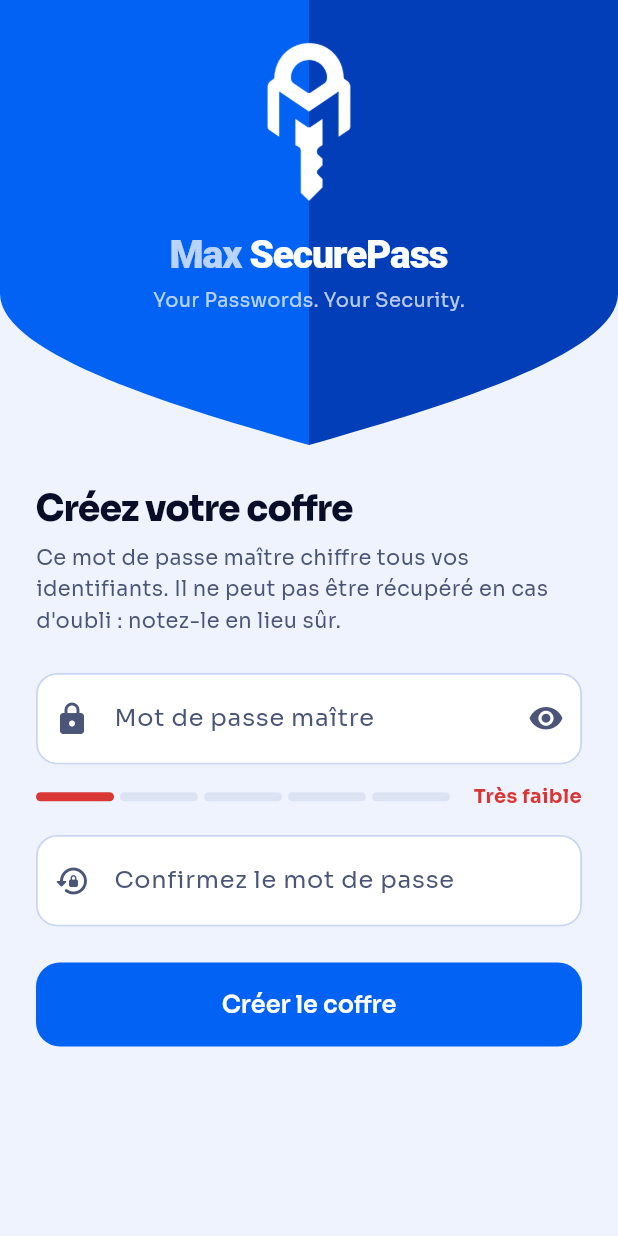
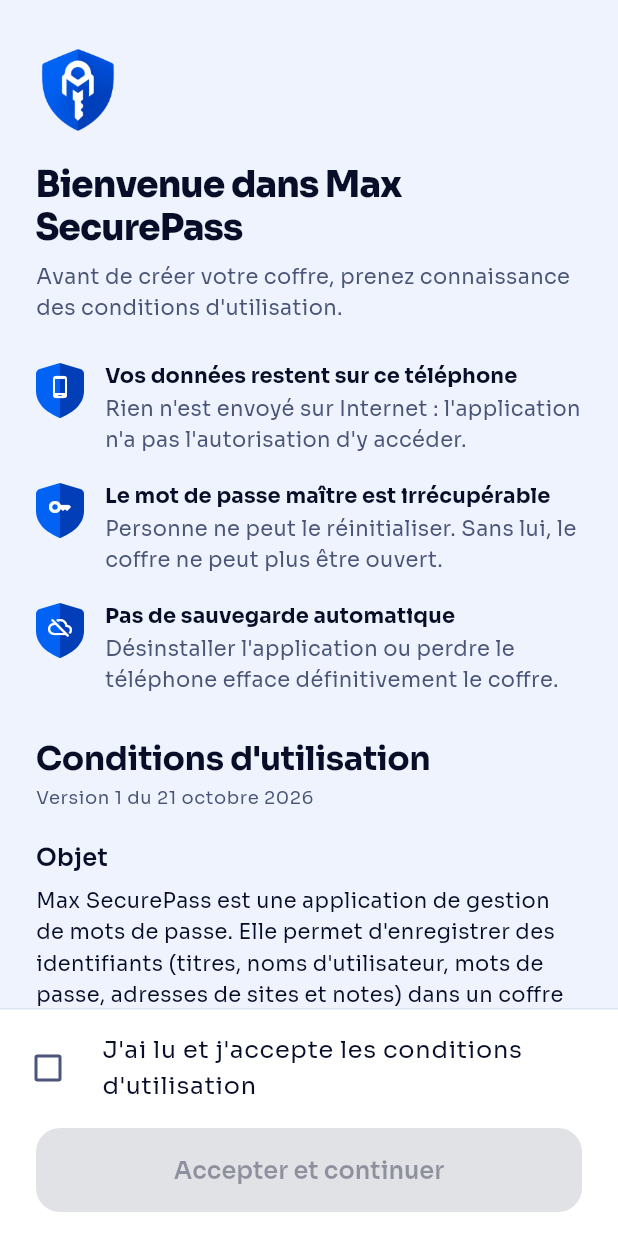
Before and after one commit to marcelalle-dev/Max_secure_pass, a Flutter app: the screen it shows after launch, on a phone screen of 412 x 824 dp. Run offline on Flutter 3.47's test engine with Material 3 defaults, Android fonts, the phone set to English and light mode, and no system bars; our stand-ins replace flutter_secure_storage, local_auth, package_info_plus; missing offline and left inert: cryptography.

Commit message:
Ajoute l'acceptation des conditions d'utilisation et la page À propos
- Au premier lancement, et à chaque nouvelle version des conditions,
  l'utilisateur doit cocher « J'ai lu et j'accepte » avant de
  continuer ; l'acceptation (version et date) est mémorisée.
- Conditions rédigées pour l'application : données locales, mot de
  passe maître irrécupérable, pas de sauvegarde, empreinte, garantie.
- Page À propos : version, protections en place, conditions (avec la
  date d'acceptation) et licences des logiciels libres ; accessible
  depuis le menu et l'écran de verrouillage.
- Android : sauvegarde automatique et transfert entre appareils
  désactivés, conformément aux conditions.

Co-Authored-By: Claude Opus 5.5 <noreply@anthropic.com>
Claude-Session: https://claude.ai/code/session_01WwmrorGo1xDQwsTtXq7VPc

```diff
--- /dev/null
+++ b/lib/legal/terms.dart
@@ -0,0 +1,113 @@
+/// Conditions d'utilisation de Max SecurePass.
+///
+/// Incrémenter [termsVersion] à chaque modification de fond : les
+/// utilisateurs devront accepter la nouvelle version au démarrage suivant.
+library;
+
+import 'package:flutter/material.dart' show IconData, Icons;
+
+const termsVersion = 1;
+
+/// Date d'entrée en vigueur de [termsVersion].
+final termsDate = DateTime(2026, 10, 21);
+
+class TermsSection {
+  const TermsSection(this.title, this.body);
+
+  final String title;
+  final String body;
+}
+
+/// Les points essentiels, résumés en tête de l'écran d'acceptation.
+const termsHighlights = <(IconData, String, String)>[
+  (
+    Icons.phone_android_rounded,
+    'Vos données restent sur ce téléphone',
+    'Rien n\'est envoyé sur Internet : l\'application n\'a pas l\'autorisation d\'y accéder.',
+  ),
+  (
+    Icons.key_rounded,
+    'Le mot de passe maître est irrécupérable',
+    'Personne ne peut le réinitialiser. Sans lui, le coffre ne peut plus être ouvert.',
+  ),
+  (
+    Icons.cloud_off_rounded,
+    'Pas de sauvegarde automatique',
+    'Désinstaller l\'application ou perdre le téléphone efface définitivement le coffre.',
+  ),
+];
+
+const termsSections = [
+  TermsSection(
+    'Objet',
+    'Max SecurePass est une application de gestion de mots de passe. Elle permet d\'enregistrer '
+        'des identifiants (titres, noms d\'utilisateur, mots de passe, adresses de sites et notes) '
+        'dans un coffre chiffré, et de générer des mots de passe. Les présentes conditions '
+        'encadrent son utilisation. En les acceptant, vous vous engagez à les respecter.',
+  ),
+  TermsSection(
+    'Vos données',
+    'Le coffre est enregistré uniquement dans l\'espace privé de l\'application, sur ce '
+        'téléphone. Il est chiffré avec AES-256-GCM ; la clé est dérivée de votre mot de passe '
+        'maître (PBKDF2-HMAC-SHA256, 600 000 itérations). L\'application ne collecte, ne '
+        'transmet et ne partage aucune donnée : elle ne dispose pas de l\'autorisation d\'accès '
+        'à Internet, ne contient ni publicité ni outil de mesure d\'audience, et ne crée aucun '
+        'compte. La sauvegarde automatique d\'Android est désactivée pour l\'application.',
+  ),
+  TermsSection(
+    'Mot de passe maître',
+    'Vous choisissez votre mot de passe maître et vous êtes seul à le connaître : il n\'est '
+        'enregistré nulle part. Il ne peut être ni récupéré ni réinitialisé. En cas d\'oubli, '
+        'le contenu du coffre est définitivement inaccessible. Choisissez un mot de passe '
+        'robuste, que vous n\'utilisez nulle part ailleurs, et conservez-le en lieu sûr.',
+  ),
+  TermsSection(
+    'Déverrouillage par empreinte ou code',
+    'Si vous l\'activez, la clé du coffre est confiée au système de sécurité de votre '
+        'téléphone (Keystore Android), qui ne la rend utilisable qu\'après votre empreinte ou '
+        'le code du téléphone. Toute personne connaissant ce code ou dont l\'empreinte est '
+        'enregistrée sur le téléphone pourra alors ouvrir le coffre. Vous pouvez désactiver '
+        'cette option à tout moment ; le mot de passe maître reste toujours utilisable.',
+  ),
+  TermsSection(
+    'Conservation et perte des données',
+    'L\'application ne propose ni synchronisation ni sauvegarde. La désinstallation de '
+        'l\'application, l\'effacement de ses données, la réinitialisation, la perte ou la '
+        'panne du téléphone entraînent la perte définitive du coffre. Il vous appartient de '
+        'conserver par vos propres moyens une copie des informations indispensables.',
+  ),
+  TermsSection(
+    'Utilisation responsable',
+    'Vous vous engagez à utiliser l\'application pour gérer vos propres identifiants, ou '
+        'ceux que vous êtes autorisé à détenir, dans le respect des lois applicables. '
+        'Gardez votre téléphone à jour et protégé par un verrouillage d\'écran.',
+  ),
+  TermsSection(
+    'Garantie et responsabilité',
+    'L\'application est fournie « en l\'état », sans garantie d\'aucune sorte, notamment '
+        'quant à l\'absence d\'erreurs ou à son adéquation à un usage particulier. Dans les '
+        'limites permises par la loi, l\'éditeur ne pourra être tenu responsable des '
+        'dommages résultant de son utilisation, en particulier de la perte de données ou de '
+        'l\'oubli du mot de passe maître.',
+  ),
+  TermsSection(
+    'Logiciels libres',
+    'L\'application intègre des composants libres, dont les polices Sora et JetBrains Mono '
+        '(licence SIL Open Font License 1.1). La liste complète et le texte des licences sont '
+        'consultables depuis la page « À propos ».',
+  ),
+  TermsSection(
+    'Modification des conditions',
+    'Ces conditions peuvent évoluer. En cas de modification, la nouvelle version vous sera '
+        'présentée au démarrage de l\'application et devra être acceptée pour continuer à '
+        'l\'utiliser.',
+  ),
+];
+
+const _months = [
+  'janvier', 'février', 'mars', 'avril', 'mai', 'juin', //
+  'juillet', 'août', 'septembre', 'octobre', 'novembre', 'décembre',
+];
+
+/// « 21 octobre 2026 ».
+String formatFrenchDate(DateTime date) => '${date.day} ${_months[date.month - 1]} ${date.year}';
--- a/lib/main.dart
+++ b/lib/main.dart
@@ -3,8 +3,10 @@ import 'package:flutter/material.dart';
 import 'package:flutter/services.dart';
 
 import 'screens/lock_screen.dart';
+import 'screens/terms_screen.dart';
 import 'screens/vault_screen.dart';
 import 'services/device_unlock.dart';
+import 'services/terms_service.dart';
 import 'services/vault_service.dart';
 import 'services/vault_storage.dart';
 import 'theme/app_theme.dart';
@@ -14,7 +16,8 @@ void main() {
   LicenseRegistry.addLicense(_fontLicenses);
   final vault = VaultService(storage: FileVaultStorage(), deviceUnlock: KeystoreDeviceUnlock())
     ..init();
-  runApp(MaxSecurePassApp(vault: vault));
+  final terms = TermsService(FileTermsStore())..load();
+  runApp(MaxSecurePassApp(vault: vault, terms: terms));
 }
 
 Stream<LicenseEntry> _fontLicenses() async* {
@@ -25,9 +28,10 @@ Stream<LicenseEntry> _fontLicenses() async* {
 }
 
 class MaxSecurePassApp extends StatefulWidget {
-  const MaxSecurePassApp({super.key, required this.vault});
+  const MaxSecurePassApp({super.key, required this.vault, required this.terms});
 
   final VaultService vault;
+  final TermsService terms;
 
   @override
   State<MaxSecurePassApp> createState() => _MaxSecurePassAppState();
@@ -77,12 +81,23 @@ class _MaxSecurePassAppState extends State<MaxSecurePassApp> {
       theme: AppTheme.light(),
       darkTheme: AppTheme.dark(),
       home: ListenableBuilder(
-        listenable: widget.vault,
-        builder: (context, _) => switch (widget.vault.status) {
-          VaultStatus.loading => const Scaffold(body: SizedBox.expand()),
-          VaultStatus.uninitialized ||
-          VaultStatus.locked => LockScreen(key: ValueKey(widget.vault.status), vault: widget.vault),
-          VaultStatus.unlocked => VaultScreen(vault: widget.vault),
+        listenable: Listenable.merge([widget.vault, widget.terms]),
+        builder: (context, _) {
+          final vault = widget.vault, terms = widget.terms;
+          if (!terms.loaded || vault.status == VaultStatus.loading) {
+            return const Scaffold(body: SizedBox.expand());
+          }
+          // Les conditions doivent être acceptées avant tout le reste.
+          if (!terms.accepted) return TermsScreen(terms: terms, acceptance: true);
+          return switch (vault.status) {
+            VaultStatus.loading => const Scaffold(body: SizedBox.expand()),
+            VaultStatus.uninitialized || VaultStatus.locked => LockScreen(
+              key: ValueKey(vault.status),
+              vault: vault,
+              terms: terms,
+            ),
+            VaultStatus.unlocked => VaultScreen(vault: vault, terms: terms),
+          };
         },
       ),
     );
--- /dev/null
+++ b/lib/screens/terms_screen.dart
@@ -0,0 +1,159 @@
+import 'package:flutter/material.dart';
+
+import '../legal/terms.dart';
+import '../services/terms_service.dart';
+import '../widgets/brand.dart';
+
+/// Conditions d'utilisation. Avec [acceptance], l'écran sert à les faire
+/// accepter au démarrage ; sinon il les affiche en lecture seule.
+class TermsScreen extends StatefulWidget {
+  const TermsScreen({super.key, required this.terms, this.acceptance = false});
+
+  final TermsService terms;
+  final bool acceptance;
+
+  @override
+  State<TermsScreen> createState() => _TermsScreenState();
+}
+
+class _TermsScreenState extends State<TermsScreen> {
+  bool _checked = false;
+  bool _saving = false;
+
+  bool get _accepting => widget.acceptance;
+
+  Future<void> _accept() async {
+    setState(() => _saving = true);
+    // L'application passe d'elle-même à l'écran suivant.
+    await widget.terms.accept();
+  }
+
+  @override
+  Widget build(BuildContext context) {
+    final theme = Theme.of(context);
+    final scheme = theme.colorScheme;
+    final acceptedAt = widget.terms.acceptedAt;
+
+    final content = <Widget>[
+      if (_accepting) ...[
+        const Align(alignment: Alignment.centerLeft, child: BrandMark(size: 56)),
+        const SizedBox(height: 20),
+        Text('Bienvenue dans Max SecurePass', style: theme.textTheme.headlineSmall),
+        const SizedBox(height: 8),
+        Text(
+          'Avant de créer votre coffre, prenez connaissance des conditions d\'utilisation.',
+          style: theme.textTheme.bodyMedium?.copyWith(color: scheme.onSurfaceVariant),
+        ),
+        const SizedBox(height: 24),
+        for (final (icon, title, body) in termsHighlights)
+          _Highlight(icon: icon, title: title, body: body),
+        const SizedBox(height: 12),
+      ],
+      Text(
+        'Conditions d\'utilisation',
+        style: _accepting ? theme.textTheme.titleLarge : theme.textTheme.headlineSmall,
+      ),
+      const SizedBox(height: 4),
+      Text(
+        'Version $termsVersion du ${formatFrenchDate(termsDate)}'
+        '${!_accepting && acceptedAt != null ? ', acceptée le ${formatFrenchDate(acceptedAt)}' : ''}',
+        style: theme.textTheme.bodySmall?.copyWith(color: scheme.onSurfaceVariant),
+      ),
+      for (final section in termsSections) ...[
+        const SizedBox(height: 20),
+        Text(section.title, style: theme.textTheme.titleMedium),
+        const SizedBox(height: 6),
+        Text(section.body, style: theme.textTheme.bodyMedium),
+      ],
+    ];
+
+    return Scaffold(
+      appBar: _accepting ? null : AppBar(title: const Text('Conditions d\'utilisation')),
+      body: SafeArea(
+        bottom: false,
+        child: Center(
+          child: ConstrainedBox(
+            constraints: const BoxConstraints(maxWidth: 640),
+            child: ListView(
+              padding: EdgeInsets.fromLTRB(24, _accepting ? 32 : 8, 24, 32),
+              children: content,
+            ),
+          ),
+        ),
+      ),
+      bottomNavigationBar: !_accepting
+          ? null
+          : Material(
+              color: scheme.surface,
+              shape: Border(top: BorderSide(color: scheme.outlineVariant)),
+              child: SafeArea(
+                child: Padding(
+                  padding: const EdgeInsets.fromLTRB(12, 8, 24, 16),
+                  child: Column(
+                    mainAxisSize: MainAxisSize.min,
+                    children: [
+                      CheckboxListTile(
+                        key: const Key('acceptTerms'),
+                        value: _checked,
+                        onChanged: _saving ? null : (v) => setState(() => _checked = v ?? false),
+                        controlAffinity: ListTileControlAffinity.leading,
+                        contentPadding: EdgeInsets.zero,
+                        title: const Text('J\'ai lu et j\'accepte les conditions d\'utilisation'),
+                      ),
+                      const SizedBox(height: 8),
+                      Padding(
+                        padding: const EdgeInsets.only(left: 12),
+                        child: FilledButton(
+                          onPressed: _checked && !_saving ? _accept : null,
+                          child: const Text('Accepter et continuer'),
+                        ),
+                      ),
+                    ],
+                  ),
+                ),
+              ),
+            ),
+    );
+  }
+}
+
+class _Highlight extends StatelessWidget {
+  const _Highlight({required this.icon, required this.title, required this.body});
+
+  final IconData icon;
+  final String title;
+  final String body;
+
+  @override
+  Widget build(BuildContext context) {
+    final theme = Theme.of(context);
+    return Padding(
+      padding: const EdgeInsets.only(bottom: 16),
+      child: Row(
+        crossAxisAlignment: CrossAxisAlignment.start,
+        children: [
+          Padding(padding: const EdgeInsets.only(top: 2), child: ShieldAvatar.icon(icon)),
+          const SizedBox(width: 14),
+          Expanded(
+            child: Column(
+              crossAxisAlignment: CrossAxisAlignment.start,
+              children: [
+                Text(
+                  title,
+                  style: theme.textTheme.titleSmall?.copyWith(fontWeight: FontWeight.w700),
+                ),
+                const SizedBox(height: 2),
+                Text(
+                  body,
+                  style: theme.textTheme.bodyMedium?.copyWith(
+                    color: theme.colorScheme.onSurfaceVariant,
+                  ),
+                ),
+              ],
+            ),
+          ),
+        ],
+      ),
+    );
+  }
+}
--- /dev/null
+++ b/lib/services/terms_service.dart
@@ -0,0 +1,89 @@
+import 'dart:convert';
+import 'dart:io';
+
+import 'package:flutter/foundation.dart';
+import 'package:path_provider/path_provider.dart';
+
+import '../legal/terms.dart';
+
+/// Mémorise l'acceptation des conditions d'utilisation.
+abstract class TermsStore {
+  Future<String?> read();
+  Future<void> write(String data);
+}
+
+class FileTermsStore implements TermsStore {
+  Future<File> _file() async =>
+      File('${(await getApplicationSupportDirectory()).path}/terms_acceptance.json');
+
+  @override
+  Future<String?> read() async {
+    final file = await _file();
+    return await file.exists() ? file.readAsString() : null;
+  }
+
+  @override
+  Future<void> write(String data) async {
+    final file = await _file();
+    await file.parent.create(recursive: true);
+    await file.writeAsString(data, flush: true);
+  }
+}
+
+/// Stockage en mémoire, utilisé par les tests.
+class MemoryTermsStore implements TermsStore {
+  MemoryTermsStore([this.data]);
+
+  /// Conditions déjà acceptées dans leur version actuelle.
+  MemoryTermsStore.accepted()
+    : data = jsonEncode({'version': termsVersion, 'acceptedAt': '2026-10-21T10:00:00.000'});
+
+  String? data;
+
+  @override
+  Future<String?> read() async => data;
+
+  @override
+  Future<void> write(String data) async => this.data = data;
+}
+
+class TermsService extends ChangeNotifier {
+  TermsService(this.store);
+
+  final TermsStore store;
+
+  bool _loaded = false;
+  int? _acceptedVersion;
+  DateTime? _acceptedAt;
+
+  bool get loaded => _loaded;
+
+  /// La version actuelle des conditions a été acceptée.
+  bool get accepted => _acceptedVersion == termsVersion;
+
+  DateTime? get acceptedAt => accepted ? _acceptedAt : null;
+
+  Future<void> load() async {
+    final data = await store.read();
+    if (data != null) {
+      try {
+        final json = jsonDecode(data) as Map<String, dynamic>;
+        _acceptedVersion = json['version'] as int;
+        _acceptedAt = DateTime.parse(json['acceptedAt'] as String);
+      } catch (_) {
+        // Fichier illisible : on redemande l'acceptation.
+        _acceptedVersion = null;
+      }
+    }
+    _loaded = true;
+    notifyListeners();
+  }
+
+  Future<void> accept() async {
+    final now = DateTime.now();
+    await store.write(jsonEncode({'version': termsVersion, 'acceptedAt': now.toIso8601String()}));
+    _acceptedVersion = termsVersion;
+    _acceptedAt = now;
+    notifyListeners();
+  }
+}
--- a/lib/widgets/brand.dart
+++ b/lib/widgets/brand.dart
@@ -42,32 +42,36 @@ class SplitShieldPainter extends CustomPainter {
   bool shouldRepaint(SplitShieldPainter old) => old.shoulder != shoulder || old.flank != flank;
 }
 
-/// Petit bouclier portant l'initiale d'une entrée.
+/// Petit bouclier portant l'initiale d'une entrée, ou une icône.
 class ShieldAvatar extends StatelessWidget {
-  const ShieldAvatar({super.key, required this.label});
+  const ShieldAvatar({super.key, required String this.label}) : icon = null, size = 40;
 
-  final String label;
+  const ShieldAvatar.icon(IconData this.icon, {super.key, this.size = 32}) : label = null;
+
+  final String? label;
+  final IconData? icon;
+  final double size;
 
   @override
   Widget build(BuildContext context) {
-    final initial = label.isEmpty ? '?' : label.characters.first.toUpperCase();
+    final label = this.label;
+    final Widget content;
+    if (label != null) {
+      content = Text(
+        label.isEmpty ? '?' : label.characters.first.toUpperCase(),
+        style: TextStyle(color: Colors.white, fontWeight: FontWeight.w800, fontSize: size * 0.42),
+      );
+    } else {
+      content = Icon(icon, color: Colors.white, size: size * 0.5);
+    }
     return SizedBox(
-      width: 40,
-      height: 46,
+      width: size,
+      height: size * 1.15,
       child: CustomPaint(
         painter: const SplitShieldPainter(),
         child: Padding(
-          padding: const EdgeInsets.only(bottom: 6),
-          child: Center(
-            child: Text(
-              initial,
-              style: const TextStyle(
-                color: Colors.white,
-                fontWeight: FontWeight.w800,
-                fontSize: 17,
-              ),
-            ),
-          ),
+          padding: EdgeInsets.only(bottom: size * 0.15),
+          child: Center(child: content),
         ),
       ),
     );
--- a/pubspec.yaml
+++ b/pubspec.yaml
@@ -38,6 +38,7 @@ dependencies:
   path_provider: ^2.1.6
   local_auth: ^3.0.2
   flutter_secure_storage: ^11.2.0
+  package_info_plus: ^10.2.2
 dev_dependencies:
   flutter_test:
     sdk: flutter
```
Also changed, not shown: lib/screens/about_screen.dart (added, +204 -0 lines), lib/screens/lock_screen.dart (+14 -1 lines), lib/screens/vault_screen.dart (+11 -1 lines), pubspec.lock, 5 other files.
